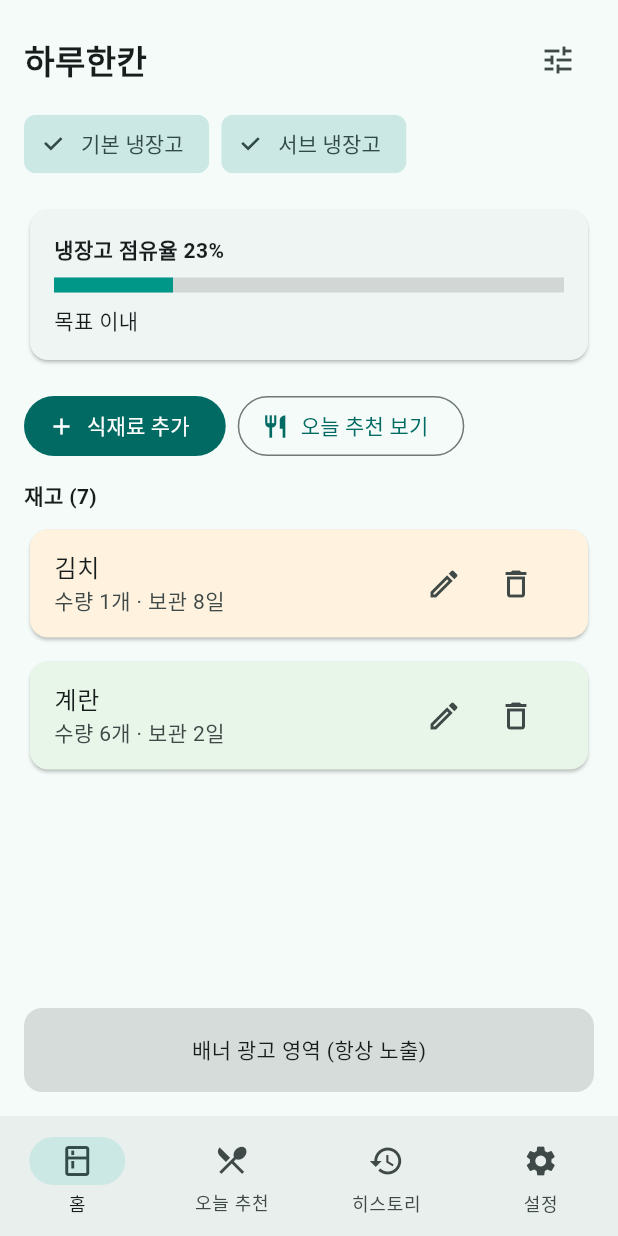
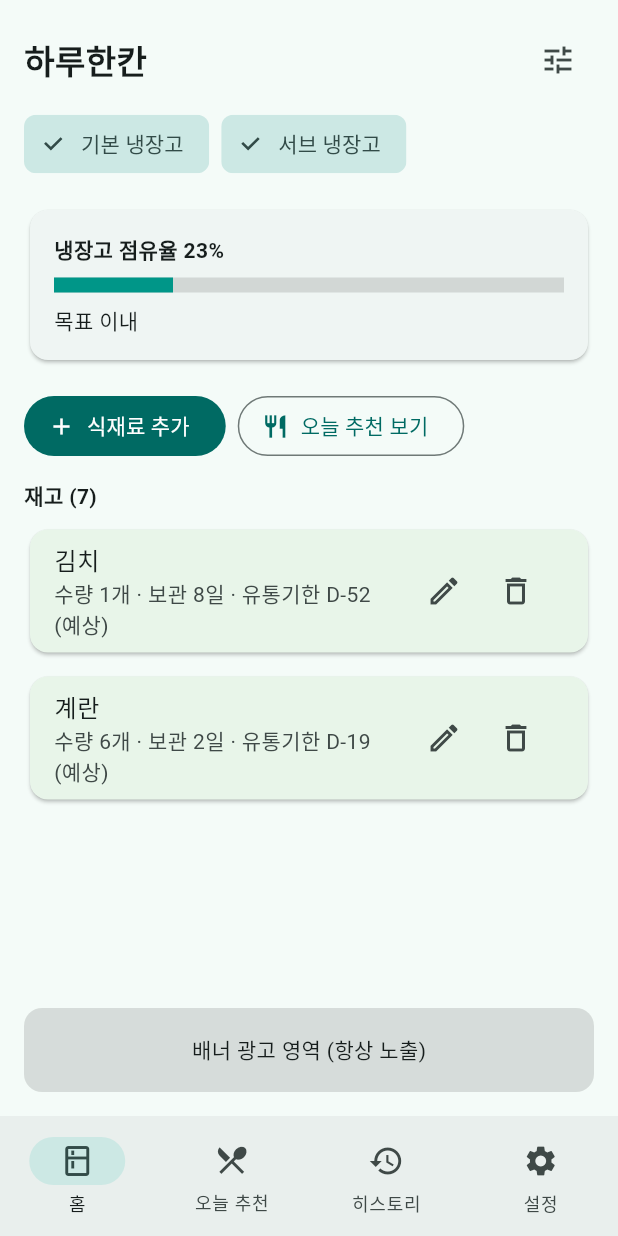
Before and after one commit to headzero/minfridge, a Flutter app: the screen it shows after launch, on a phone screen of 412 x 824 dp. Run offline on Flutter 3.47's test engine with Material 3 defaults, Android fonts, the phone set to English and light mode, and no system bars; our stand-ins replace firebase_analytics, firebase_auth, firebase_core, firebase_database, flutter_local_notifications, google_sign_in and 1 more; accounts and stored records are empty; network calls fail; statements that could not run were skipped.

Commit message:
유통기한/소비기한 추적 기능 추가 (선택 입력 + 자동추정)
- FoodItem/스냅샷에 expiresAt, expirySource(manual/estimated) 추가
- ShelfLifeEstimator: 재료명/유형 기반 예상 보관일수 추정(v1 정적 테이블)
- addItem/updateItem: 유통기한 미입력 시 자동 추정으로 채움, 직접 입력 시 manual 보존
- 재고 카드: 유통기한 있으면 잔여일(D-n) 기준 색상/표시, 없으면 기존 보관일수
- 추가/수정 시트: 선택형 유통기한 입력 + 예상값 실시간 미리보기
- 추천 생성 입력을 유통기한 임박 순으로 정렬해 임박 재료 우선 활용
- 아침 07:00 알림에 임박 재료 N개 요약 묶음 표시
- 로컬/Firebase 직렬화 및 RTDB 검증 규칙에 신규 필드 반영
- 추정/자동채움/임박 카운트 단위 테스트 추가

Co-Authored-By: Claude Opus 4.8 (1M context) <noreply@anthropic.com>

```diff
--- a/database.rules.json
+++ b/database.rules.json
@@ -30,7 +30,7 @@
           ".read": "auth != null && auth.uid === $uid",
           ".write": "auth != null && auth.uid === $uid",
           "$itemId": {
-            ".validate": "!newData.exists() || (newData.hasChildren(['id','fridgeId','name','type','startedAt','createdAt','updatedAt','isActive']) && newData.child('id').isString() && newData.child('id').val() === $itemId && newData.child('fridgeId').isString() && newData.child('fridgeId').val().length > 0 && newData.child('name').isString() && newData.child('name').val().length > 0 && newData.child('name').val().length <= 60 && newData.child('type').isString() && (newData.child('type').val() === 'ingredient' || newData.child('type').val() === 'sideDish') && newData.child('startedAt').isNumber() && newData.child('createdAt').isNumber() && newData.child('updatedAt').isNumber() && newData.child('isActive').isBoolean())"
+            ".validate": "!newData.exists() || (newData.hasChildren(['id','fridgeId','name','type','startedAt','createdAt','updatedAt','isActive']) && newData.child('id').isString() && newData.child('id').val() === $itemId && newData.child('fridgeId').isString() && newData.child('fridgeId').val().length > 0 && newData.child('name').isString() && newData.child('name').val().length > 0 && newData.child('name').val().length <= 60 && newData.child('type').isString() && (newData.child('type').val() === 'ingredient' || newData.child('type').val() === 'sideDish') && newData.child('startedAt').isNumber() && newData.child('createdAt').isNumber() && newData.child('updatedAt').isNumber() && newData.child('isActive').isBoolean() && (!newData.child('quantity').exists() || newData.child('quantity').isNumber()) && (!newData.child('expiresAt').exists() || newData.child('expiresAt').isNumber()) && (!newData.child('expirySource').exists() || newData.child('expirySource').val() === 'manual' || newData.child('expirySource').val() === 'estimated'))"
           }
         },
         "$other": {
--- a/lib/src/models/app_state_snapshot.dart
+++ b/lib/src/models/app_state_snapshot.dart
@@ -47,6 +47,8 @@ class FoodItemSnapshot {
     required this.type,
     required this.quantity,
     required this.startedAt,
+    this.expiresAt,
+    this.expirySource,
     required this.createdAt,
     required this.updatedAt,
     required this.isActive,
@@ -58,6 +60,8 @@ class FoodItemSnapshot {
   final FoodType type;
   final int quantity;
   final DateTime startedAt;
+  final DateTime? expiresAt;
+  final ExpirySource? expirySource;
   final DateTime createdAt;
   final DateTime updatedAt;
   final bool isActive;
@@ -70,6 +74,8 @@ class FoodItemSnapshot {
       type: type,
       quantity: quantity,
       startedAt: startedAt,
+      expiresAt: expiresAt,
+      expirySource: expirySource,
       createdAt: createdAt,
       updatedAt: updatedAt,
       isActive: isActive,
--- a/lib/src/models/food_item.dart
+++ b/lib/src/models/food_item.dart
@@ -1,4 +1,7 @@
 enum FoodType { ingredient, sideDish }
+
+/// 유통기한 값의 출처. 사용자가 직접 입력했는지, 자동 추정했는지 구분한다.
+enum ExpirySource { manual, estimated }
 
 class FoodItem {
   FoodItem({
@@ -8,6 +11,8 @@ class FoodItem {
     required this.type,
     this.quantity = 1,
     required this.startedAt,
+    this.expiresAt,
+    this.expirySource,
     required this.createdAt,
     required this.updatedAt,
     this.isActive = true,
@@ -19,9 +24,26 @@ class FoodItem {
   FoodType type;
   int quantity;
   DateTime startedAt;
+  DateTime? expiresAt;
+  ExpirySource? expirySource;
   DateTime createdAt;
   DateTime updatedAt;
   bool isActive;
 
   int get storageDays => DateTime.now().difference(startedAt).inDays;
+
+  /// 오늘 기준 유통기한까지 남은 일수(날짜 기준). 음수면 이미 지난 것.
+  /// 유통기한이 없으면 null.
+  int? get daysUntilExpiry {
+    final expiry = expiresAt;
+    if (expiry == null) {
+      return null;
+    }
+    final now = DateTime.now();
+    final today = DateTime(now.year, now.month, now.day);
+    final due = DateTime(expiry.year, expiry.month, expiry.day);
+    return due.difference(today).inDays;
+  }
+
+  bool get isExpiryEstimated => expirySource == ExpirySource.estimated;
 }
--- /dev/null
+++ b/lib/src/services/shelf_life_estimator.dart
@@ -0,0 +1,80 @@
+import '../models/food_item.dart';
+
+/// 재료명/유형을 기반으로 예상 보관 가능 일수를 추정한다.
+///
+/// 사용자가 유통기한을 직접 입력하지 않아도 합리적인 기본값을 제공하기 위한
+/// v1 정적 테이블이다. 추후 LLM 기반 추정으로 교체할 수 있다.
+class ShelfLifeEstimator {
+  const ShelfLifeEstimator();
+
+  /// 키워드가 이름에 포함되면 해당 일수를 사용한다. 위에서부터 먼저 매칭된다.
+  static const List<MapEntry<String, int>> _keywordDays = <MapEntry<String, int>>[
+    MapEntry('생선', 2),
+    MapEntry('회', 2),
+    MapEntry('해물', 2),
+    MapEntry('조개', 2),
+    MapEntry('새우', 3),
+    MapEntry('소고기', 3),
+    MapEntry('돼지', 3),
+    MapEntry('닭', 3),
+    MapEntry('고기', 3),
+    MapEntry('밥', 3),
+    MapEntry('나물', 4),
+    MapEntry('바나나', 5),
+    MapEntry('상추', 5),
+    MapEntry('시금치', 5),
+    MapEntry('채소', 5),
+    MapEntry('야채', 5),
+    MapEntry('빵', 5),
+    MapEntry('두부', 7),
+    MapEntry('버섯', 7),
+    MapEntry('우유', 10),
+    MapEntry('토마토', 10),
+    MapEntry('요거트', 14),
+    MapEntry('요구르트', 14),
+    MapEntry('당근', 21),
+    MapEntry('사과', 21),
+    MapEntry('계란', 21),
+    MapEntry('달걀', 21),
+    MapEntry('양파', 30),
+    MapEntry('감자', 30),
+    MapEntry('치즈', 30),
+    MapEntry('마늘', 60),
+    MapEntry('김치', 60),
+    MapEntry('잼', 90),
+    MapEntry('소스', 90),
+    MapEntry('케첩', 90),
+    MapEntry('된장', 180),
+    MapEntry('고추장', 180),
+    MapEntry('간장', 180),
+    MapEntry('장', 180),
+  ];
+
+  static const int _defaultIngredientDays = 7;
+  static const int _defaultSideDishDays = 5;
+
+  int estimateDays({required String name, required FoodType type}) {
+    final trimmed = name.trim();
+    for (final entry in _keywordDays) {
+      if (trimmed.contains(entry.key)) {
+        return entry.value;
+      }
+    }
+    return type == FoodType.sideDish
+        ? _defaultSideDishDays
+        : _defaultIngredientDays;
+  }
+
+  DateTime estimate({
+    required String name,
+    required FoodType type,
+    required DateTime startedAt,
+  }) {
+    final days = estimateDays(name: name, type: type);
+    return DateTime(
+      startedAt.year,
+      startedAt.month,
+      startedAt.day,
+    ).add(Duration(days: days));
+  }
+}
--- a/lib/src/state/app_state.dart
+++ b/lib/src/state/app_state.dart
@@ -9,18 +9,22 @@ import '../models/recommendation.dart';
 import '../repositories/recipe_repository.dart';
 import '../services/date_key.dart';
 import '../services/recommendation_scheduler.dart';
+import '../services/shelf_life_estimator.dart';
 
 class AppState extends ChangeNotifier {
   AppState({
     required RecipeRepository recipeRepository,
     required RecommendationScheduler scheduler,
+    ShelfLifeEstimator estimator = const ShelfLifeEstimator(),
   }) : _recipeRepository = recipeRepository,
-       _scheduler = scheduler {
+       _scheduler = scheduler,
+       _estimator = estimator {
     _seedInitialData();
   }
 
   final RecipeRepository _recipeRepository;
   final RecommendationScheduler _scheduler;
+  final ShelfLifeEstimator _estimator;
 
   final List<Fridge> _fridges = <Fridge>[];
   final Map<String, List<FoodItem>> _itemsByFridge = <String, List<FoodItem>>{};
@@ -50,6 +54,51 @@ class AppState extends ChangeNotifier {
 
   Map<String, DailyRecommendation> get recommendationHistory =>
       Map<String, DailyRecommendation>.unmodifiable(_recommendations);
+
+  /// 선택된 냉장고에서 유통기한이 [withinDays]일 이내(만료 포함)로 임박한 활성 항목.
+  List<FoodItem> expiringSoonInSelectedFridge({int withinDays = 3}) {
+    return activeItemsInSelectedFridge.where((item) {
+      final days = item.daysUntilExpiry;
+      return days != null && days <= withinDays;
+    }).toList();
+  }
+
+  /// 모든 냉장고에서 유통기한이 임박한 활성 항목 수(알림 요약용).
+  int expiringSoonCount({int withinDays = 3}) {
+    var count = 0;
+    for (final list in _itemsByFridge.values) {
+      for (final item in list) {
+        if (!item.isActive) {
+          continue;
+        }
+        final days = item.daysUntilExpiry;
+        if (days != null && days <= withinDays) {
+          count += 1;
+        }
+      }
+    }
+    return count;
+  }
+
+  /// 추천 생성 입력. 유통기한 임박 항목을 앞쪽에 배치해 우선 활용을 유도한다.
+  List<FoodItem> get _recommendationItems {
+    final items = activeItemsInSelectedFridge;
+    items.sort((a, b) {
+      final ad = a.daysUntilExpiry ?? 1 << 30;
+      final bd = b.daysUntilExpiry ?? 1 << 30;
+      return ad.compareTo(bd);
+    });
+    return items;
+  }
+
+  /// UI에서 입력값 보정용 예상 유통기한 미리보기를 제공한다.
+  DateTime estimateExpiry({
+    required String name,
+    required FoodType type,
+    required DateTime startedAt,
+  }) {
+    return _estimator.estimate(name: name, type: type, startedAt: startedAt);
+  }
 
   double get fridgeGaugeProgress {
     final count = activeItemsInSelectedFridge.fold<int>(
@@ -118,6 +167,8 @@ class AppState extends ChangeNotifier {
                 type: item.type,
                 quantity: item.quantity,
                 startedAt: item.startedAt,
+                expiresAt: item.expiresAt,
+                expirySource: item.expirySource,
                 createdAt: item.createdAt,
                 updatedAt: item.updatedAt,
                 isActive: item.isActive,
@@ -212,11 +263,18 @@ class AppState extends ChangeNotifier {
     required FoodType type,
     required int quantity,
     required DateTime startedAt,
+    DateTime? expiresAt,
   }) {
     final fridgeId = _selectedFridgeId;
     if (fridgeId == null) {
       return;
     }
+    final resolved = _resolveExpiry(
+      name: name,
+      type: type,
+      startedAt: startedAt,
+      expiresAt: expiresAt,
+    );
     final item = FoodItem(
       id: _id('item'),
       fridgeId: fridgeId,
@@ -224,6 +282,8 @@ class AppState extends ChangeNotifier {
       type: type,
       quantity: quantity,
       startedAt: startedAt,
+      expiresAt: resolved.value,
+      expirySource: resolved.source,
       createdAt: DateTime.now(),
       updatedAt: DateTime.now(),
     );
@@ -237,13 +297,42 @@ class AppState extends ChangeNotifier {
     required String name,
     required int quantity,
     required DateTime startedAt,
+    DateTime? expiresAt,
   }) {
+    final resolved = _resolveExpiry(
+      name: name,
+      startedAt: startedAt,
+      expiresAt: expiresAt,
+      currentType: item.type,
+    );
     item.name = name;
     item.quantity = quantity;
     item.startedAt = startedAt;
+    item.expiresAt = resolved.value;
+    item.expirySource = resolved.source;
     item.updatedAt = DateTime.now();
     _touch();
     notifyListeners();
+  }
+
+  /// 유통기한이 명시되면 manual, 비어 있으면 이름/유형 기반 estimated 값으로 채운다.
+  _ResolvedExpiry _resolveExpiry({
+    required String name,
+    FoodType? type,
+    required DateTime startedAt,
+    required DateTime? expiresAt,
+    FoodType? currentType,
+  }) {
+    if (expiresAt != null) {
+      return _ResolvedExpiry(expiresAt, ExpirySource.manual);
+    }
+    final resolvedType = type ?? currentType ?? FoodType.ingredient;
+    final estimated = _estimator.estimate(
+      name: name,
+      type: resolvedType,
+      startedAt: startedAt,
+    );
+    return _ResolvedExpiry(estimated, ExpirySource.estimated);
   }
 
   void deleteItem(FoodItem item, {required String reason}) {
@@ -262,7 +351,7 @@ class AppState extends ChangeNotifier {
 
     final rec = await _recipeRepository.generateForDay(
       dateKey: key,
-      activeItems: activeItemsInSelectedFridge,
+      activeItems: _recommendationItems,
       forceHighQualityModel: _shouldUseHighQualityModel(),
     );
 
@@ -395,6 +484,13 @@ class AppState extends ChangeNotifier {
   }
 }
 
+class _ResolvedExpiry {
+  _ResolvedExpiry(this.value, this.source);
+
+  final DateTime value;
+  final ExpirySource source;
+}
+
 class _RefreshQuota {
   _RefreshQuota();
 
--- a/lib/src/ui/home_shell.dart
+++ b/lib/src/ui/home_shell.dart
@@ -508,11 +508,20 @@ class _FoodTile extends StatelessWidget {
 
   @override
   Widget build(BuildContext context) {
+    final daysUntilExpiry = item.daysUntilExpiry;
+    final cardColor =
+        daysUntilExpiry != null
+            ? _expiryColor(daysUntilExpiry)
+            : _storageColor(item.storageDays);
+
     return Card(
-      color: _storageColor(item.storageDays),
+      color: cardColor,
       child: ListTile(
         title: Text(item.name),
-        subtitle: Text('수량 ${item.quantity}개 · 보관 ${item.storageDays}일'),
+        subtitle: Text(
+          '수량 ${item.quantity}개 · 보관 ${item.storageDays}일'
+          '${daysUntilExpiry == null ? '' : ' · 유통기한 ${_expiryLabel(daysUntilExpiry)}${item.isExpiryEstimated ? ' (예상)' : ''}'}',
+        ),
         trailing: Row(
           mainAxisSize: MainAxisSize.min,
           children: <Widget>[
@@ -606,6 +615,29 @@ class _AdBannerPlaceholder extends StatelessWidget {
   }
 }
 
+String _expiryLabel(int daysUntilExpiry) {
+  if (daysUntilExpiry < 0) {
+    return '지남';
+  }
+  if (daysUntilExpiry == 0) {
+    return 'D-day';
+  }
+  return 'D-$daysUntilExpiry';
+}
+
+Color _expiryColor(int daysUntilExpiry) {
+  if (daysUntilExpiry <= 1) {
+    return const Color(0xFFFFCDD2);
+  }
+  if (daysUntilExpiry <= 3) {
+    return const Color(0xFFFFE0B2);
+  }
+  if (daysUntilExpiry <= 7) {
+    return const Color(0xFFFFFDE7);
+  }
+  return const Color(0xFFE8F5E9);
+}
+
 Color _storageColor(int days) {
   if (days <= 3) {
     return const Color(0xFFE8F5E9);
@@ -630,11 +662,25 @@ Future<void> _showItemEditor(BuildContext context, {FoodItem? editing}) async {
   );
   FoodType type = editing?.type ?? FoodType.ingredient;
   DateTime startedAt = editing?.startedAt ?? DateTime.now();
+  // null이면 자동 추정값을 사용한다. 직접 입력 항목만 초기값을 유지한다.
+  DateTime? manualExpiry =
+      editing?.expirySource == ExpirySource.manual ? editing?.expiresAt : null;
 
   await showModalBottomSheet<void>(
     context: context,
     isScrollControlled: true,
     builder: (context) {
+      return StatefulBuilder(
+        builder: (context, setModalState) {
+          final previewName = nameController.text.trim();
+          final effectiveExpiry =
+              manualExpiry ??
+              state.estimateExpiry(
+                name: previewName,
+                type: type,
+                startedAt: startedAt,
+              );
+
           return Padding(
             padding: EdgeInsets.only(
               left: 16,
@@ -653,6 +699,7 @@ Future<void> _showItemEditor(BuildContext context, {FoodItem? editing}) async {
                 TextField(
                   controller: nameController,
                   decoration: const InputDecoration(labelText: '이름'),
+                  onChanged: (_) => setModalState(() {}),
                 ),
                 const SizedBox(height: 8),
                 TextField(
@@ -668,9 +715,15 @@ Future<void> _showItemEditor(BuildContext context, {FoodItem? editing}) async {
                       value: FoodType.ingredient,
                       child: Text('식재료'),
                     ),
-                DropdownMenuItem(value: FoodType.sideDish, child: Text('반찬')),
+                    DropdownMenuItem(
+                      value: FoodType.sideDish,
+                      child: Text('반찬'),
+                    ),
                   ],
-              onChanged: (v) => type = v ?? FoodType.ingredient,
+                  onChanged:
+                      (v) => setModalState(
+                        () => type = v ?? FoodType.ingredient,
+                      ),
                   decoration: const InputDecoration(labelText: '유형'),
                 ),
                 const SizedBox(height: 8),
@@ -687,10 +740,40 @@ Future<void> _showItemEditor(BuildContext context, {FoodItem? editing}) async {
                           initialDate: startedAt,
                         );
                         if (picked != null) {
-                      startedAt = picked;
+                          setModalState(() => startedAt = picked);
                         }
                       },
                       child: const Text('날짜 선택'),
+                    ),
+                  ],
+                ),
+                Row(
+                  children: <Widget>[
+                    Expanded(
+                      child: Text(
+                        '유통기한: ${toDateKey(effectiveExpiry)}'
+                        ' ${manualExpiry == null ? '(예상·선택)' : '(직접 입력)'}',
+                      ),
+                    ),
+                    TextButton(
+                      onPressed: () async {
+                        final picked = await showDatePicker(
+                          context: context,
+                          firstDate: DateTime(2020),
+                          lastDate: DateTime(2100),
+                          initialDate: effectiveExpiry,
+                        );
+                        if (picked != null) {
+                          setModalState(() => manualExpiry = picked);
+                        }
+                      },
+                      child: const Text('날짜 선택'),
+                    ),
+                    if (manualExpiry != null)
+                      TextButton(
+                        onPressed:
+                            () => setModalState(() => manualExpiry = null),
+                        child: const Text('예상값'),
                       ),
                   ],
                 ),
@@ -712,6 +795,7 @@ Future<void> _showItemEditor(BuildContext context, {FoodItem? editing}) async {
                         type: type,
                         quantity: quantity,
                         startedAt: startedAt,
+                        expiresAt: manualExpiry,
                       );
                     } else {
                       state.updateItem(
@@ -719,6 +803,7 @@ Future<void> _showItemEditor(BuildContext context, {FoodItem? editing}) async {
                         name: name,
                         quantity: quantity,
                         startedAt: startedAt,
+                        expiresAt: manualExpiry,
                       );
                     }
                     Navigator.of(context).pop();
@@ -727,6 +812,8 @@ Future<void> _showItemEditor(BuildContext context, {FoodItem? editing}) async {
                 ),
               ],
             ),
+          );
+        },
       );
     },
   );
```
Also changed, not shown: lib/src/repositories/firebase_sync_repository.dart (+21 -0 lines), lib/src/repositories/local_snapshot_repository.dart (+21 -0 lines), lib/src/services/local_notification_service.dart (+12 -4 lines), lib/src/services/recommendation_automation_service.dart (+10 -3 lines), 1 other file. Lines whose indentation alone changed are shown as unchanged.
